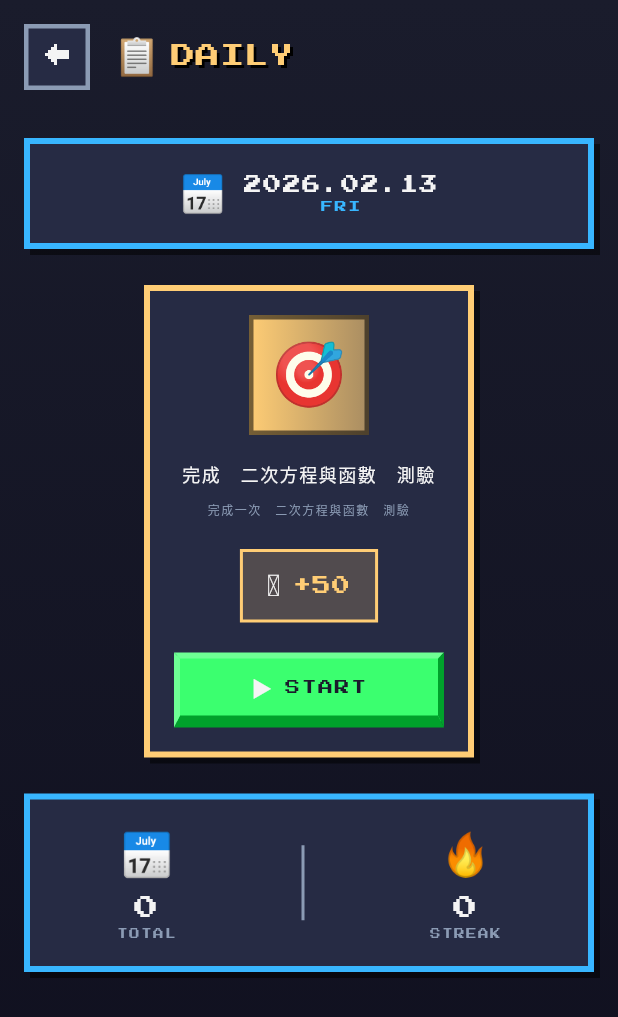
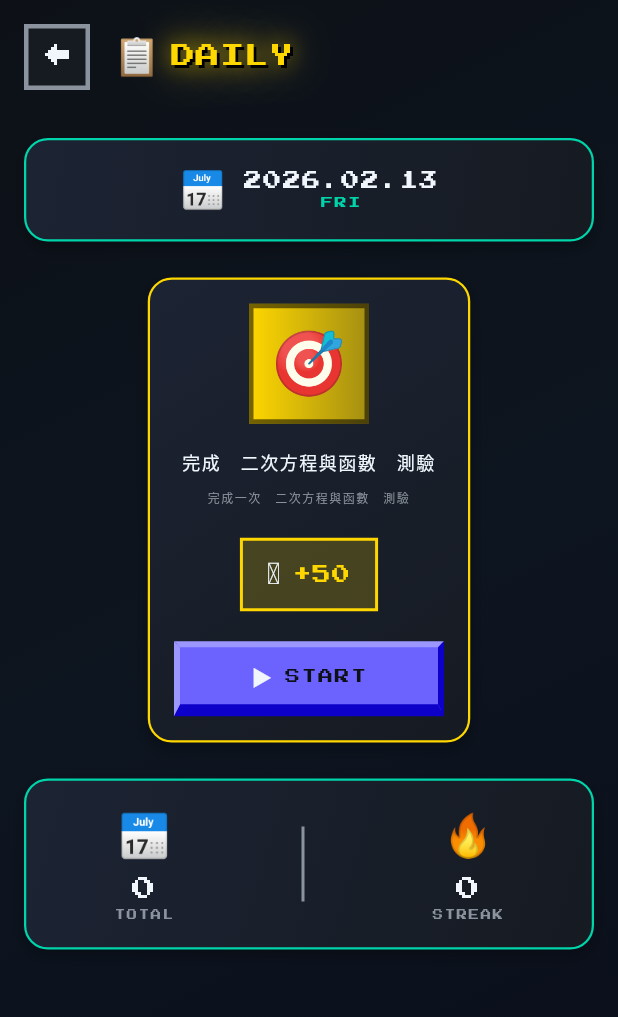
Before and after one commit to pcfat/math-quest, a Flutter app: the DailyMissionScreen screen opened directly, on a phone screen of 412 x 824 dp. Shown: the top 1017 px of the screen. Run offline on Flutter 3.47's test engine with Material 3 defaults, Android fonts, the phone set to English and light mode, and no system bars; our stand-ins replace shared_preferences; accounts and stored records are empty.

Commit message:
Phase 1: Update theme foundation with Codedex colors and decorations
Co-authored-by: pcfat <203784375+pcfat@users.noreply.github.com>

```diff
--- a/lib/main.dart
+++ b/lib/main.dart
@@ -46,8 +46,12 @@ class MathGameApp extends StatelessWidget {
             bodyMedium: TextStyle(color: PixelTheme.textLight),
           ),
           colorScheme: ColorScheme.fromSeed(
-            seedColor: PixelTheme.primary,
+            seedColor: PixelTheme.primary, // 霓虹紫
             brightness: Brightness.dark,
+            primary: PixelTheme.primary,
+            secondary: PixelTheme.secondary,
+            surface: PixelTheme.bgMid,
+            background: PixelTheme.bgDark,
           ),
         ),
         home: const SplashScreen(),
--- a/lib/theme/pixel_theme.dart
+++ b/lib/theme/pixel_theme.dart
@@ -1,33 +1,62 @@
 import 'package:flutter/material.dart';
 
-/// Pixel Art 遊戲主題
+/// Pixel Art 遊戲主題 - 升級為 Codedex 風格
 class PixelTheme {
-  // 復古遊戲色板
-  static const Color bgDark = Color(0xFF1a1c2c);      // 深藍黑背景
-  static const Color bgMid = Color(0xFF262b44);       // 中間背景
-  static const Color bgLight = Color(0xFF3a4466);     // 淺背景
+  // Codedex 色板 - 霓虹色 + 太空黑
+  static const Color bgDark = Color(0xFF0D1117);      // 深太空黑背景
+  static const Color bgMid = Color(0xFF161B22);       // 中間背景 (卡片)
+  static const Color bgLight = Color(0xFF21262D);     // 淺背景
+  static const Color bgCard = Color(0xFF1C2333);      // 專用卡片背景
 
-  static const Color primary = Color(0xFF3bff6f);     // 亮綠 (生命條)
-  static const Color secondary = Color(0xFFffcd75);   // 金黃 (金幣/分數)
-  static const Color accent = Color(0xFF38b6ff);      // 天藍 (特殊)
+  static const Color primary = Color(0xFF6C63FF);     // 霓虹紫 (主色)
+  static const Color secondary = Color(0xFFFFD700);   // 金黃 (金幣/分數)
+  static const Color accent = Color(0xFF00D4AA);      // 青綠 (特殊)
+  static const Color pink = Color(0xFFFF6B9D);        // 粉紅
+  static const Color cyan = Color(0xFF38B6FF);        // 天藍
+  static const Color orange = Color(0xFFFF8C42);      // 橙色
 
-  static const Color textLight = Color(0xFFf4f4f4);   // 白色文字
-  static const Color textDim = Color(0xFF8b9bb4);     // 暗灰文字
+  static const Color textLight = Color(0xFFF0F6FC);   // 白色文字
+  static const Color textDim = Color(0xFF8B949E);     // 暗灰文字
+  static const Color textMuted = Color(0xFF484F58);   // 更暗的文字
 
-  static const Color success = Color(0xFF3bff6f);     // 答對
+  static const Color success = Color(0xFF00D4AA);     // 答對
   static const Color error = Color(0xFFff6b6b);       // 答錯
-  static const Color warning = Color(0xFFffcd75);     // 警告
+  static const Color warning = Color(0xFFFFD700);     // 警告
 
+  // 保留向後兼容的像素色
   static const Color pixel1 = Color(0xFF5fcde4);      // 青色
   static const Color pixel2 = Color(0xFFcbdbfc);      // 淺藍
   static const Color pixel3 = Color(0xFF9badb7);      // 灰藍
   static const Color pixel4 = Color(0xFF847e87);      // 暗灰
 
-  // 漸變背景
+  // Codedex 風格漸變背景
   static const LinearGradient bgGradient = LinearGradient(
-    begin: Alignment.topCenter,
-    end: Alignment.bottomCenter,
-    colors: [bgDark, Color(0xFF0f0f1e)],
+    begin: Alignment.topLeft,
+    end: Alignment.bottomRight,
+    colors: [
+      bgDark,
+      Color(0xFF0D1520),
+      Color(0xFF0A0E1A),
+    ],
+  );
+
+  // 紫色發光漸層
+  static const LinearGradient purpleGlow = LinearGradient(
+    colors: [
+      primary,
+      Color(0xFF8B7FFF),
+      Color(0xFFB4A3FF),
+    ],
+  );
+
+  // 卡片專用漸層
+  static const LinearGradient cardGradient = LinearGradient(
+    begin: Alignment.topLeft,
+    end: Alignment.bottomRight,
+    colors: [
+      bgCard,
+      bgMid,
+    ],
   );
 
   // 題目專用字體 (清晰易讀)
@@ -51,7 +80,134 @@ class PixelTheme {
   // 像素字體
   static const String pixelFont = 'PressStart2P';
 
-  // 像素邊框裝飾
+  // Codedex 風格圓角卡片裝飾
+  static BoxDecoration codedexCard({
+    Color? color,
+    Color? borderColor,
+    double borderRadius = 16,
+    bool withGlow = false,
+  }) {
+    return BoxDecoration(
+      gradient: color != null
+        ? null
+        : LinearGradient(
+            begin: Alignment.topLeft,
+            end: Alignment.bottomRight,
+            colors: [bgCard, bgMid],
+          ),
+      color: color,
+      borderRadius: BorderRadius.circular(borderRadius),
+      border: Border.all(
+        color: borderColor ?? textMuted.withOpacity(0.3),
+        width: 1.5,
+      ),
+      boxShadow: withGlow
+        ? [
+            BoxShadow(
+              color: (borderColor ?? primary).withOpacity(0.3),
+              blurRadius: 16,
+              spreadRadius: 0,
+            ),
+            BoxShadow(
+              color: Colors.black.withOpacity(0.5),
+              blurRadius: 8,
+              offset: const Offset(0, 4),
+            ),
+          ]
+        : [
+            BoxShadow(
+              color: Colors.black.withOpacity(0.3),
+              blurRadius: 8,
+              offset: const Offset(0, 4),
+            ),
+          ],
+    );
+  }
+
+  // 霓虹發光按鈕裝飾
+  static BoxDecoration glowButton({
+    required Color color,
+    double borderRadius = 12,
+  }) {
+    return BoxDecoration(
+      color: color,
+      borderRadius: BorderRadius.circular(borderRadius),
+      boxShadow: [
+        BoxShadow(
+          color: color.withOpacity(0.6),
+          blurRadius: 20,
+          spreadRadius: 0,
+        ),
+        BoxShadow(
+          color: color.withOpacity(0.3),
+          blurRadius: 40,
+          spreadRadius: 5,
+        ),
+        BoxShadow(
+          color: Colors.black.withOpacity(0.3),
+          blurRadius: 8,
+          offset: const Offset(0, 4),
+        ),
+      ],
+    );
+  }
+
+  // Quest 進度卡片裝飾
+  static BoxDecoration questCard({
+    Color accentColor = primary,
+    bool isCompleted = false,
+    bool isLocked = false,
+  }) {
+    return BoxDecoration(
+      gradient: LinearGradient(
+        begin: Alignment.topLeft,
+        end: Alignment.bottomRight,
+        colors: isLocked
+          ? [bgMid.withOpacity(0.5), bgCard.withOpacity(0.5)]
+          : [bgCard, bgMid],
+      ),
+      borderRadius: BorderRadius.circular(16),
+      border: Border.all(
+        color: isCompleted
+          ? success.withOpacity(0.5)
+          : isLocked
+            ? textMuted.withOpacity(0.2)
+            : accentColor.withOpacity(0.3),
+        width: 2,
+      ),
+      boxShadow: [
+        if (!isLocked)
+          BoxShadow(
+            color: accentColor.withOpacity(0.2),
+            blurRadius: 12,
+            spreadRadius: 0,
+          ),
+        BoxShadow(
+          color: Colors.black.withOpacity(0.4),
+          blurRadius: 8,
+          offset: const Offset(0, 4),
+        ),
+      ],
+    );
+  }
+
+  // 現代清晰文字樣式 (用於內文)
+  static TextStyle modernText({
+    double size = 16,
+    Color color = textLight,
+    FontWeight weight = FontWeight.normal,
+    double? height,
+  }) {
+    return TextStyle(
+      fontSize: size,
+      color: color,
+      fontWeight: weight,
+      height: height ?? 1.5,
+      letterSpacing: 0.3,
+    );
+  }
+
+  // 像素邊框裝飾 (向後兼容)
   static BoxDecoration pixelBorder({
     Color color = textLight,
     Color? bgColor,
@@ -107,7 +263,7 @@ class PixelTheme {
     );
   }
 
-  // 標題樣式
+  // 標題樣式 - 帶發光效果
   static TextStyle pixelTitle({double size = 16, Color color = textLight}) {
     return TextStyle(
       fontFamily: pixelFont,
@@ -115,6 +271,16 @@ class PixelTheme {
       color: color,
       height: 1.3,
       shadows: [
+        Shadow(
+          color: color.withOpacity(0.8),
+          offset: const Offset(0, 0),
+          blurRadius: 20,
+        ),
+        Shadow(
+          color: color.withOpacity(0.5),
+          offset: const Offset(0, 0),
+          blurRadius: 40,
+        ),
         Shadow(color: Colors.black, offset: const Offset(2, 2), blurRadius: 0),
       ],
     );
@@ -212,12 +378,13 @@ class _PixelButtonState extends State<PixelButton> {
   }
 }
 
-/// 像素風格卡片
+/// 像素風格卡片 - 更新為圓角 Codedex 風格
 class PixelCard extends StatelessWidget {
   final Widget child;
   final Color borderColor;
   final Color? bgColor;
   final EdgeInsets padding;
+  final bool rounded; // 新增: 是否使用圓角
 
   const PixelCard({
     super.key,
@@ -225,13 +392,19 @@ class PixelCard extends StatelessWidget {
     this.borderColor = PixelTheme.textDim,
     this.bgColor,
     this.padding = const EdgeInsets.all(16),
+    this.rounded = true, // 預設使用圓角
   });
 
   @override
   Widget build(BuildContext context) {
     return Container(
       padding: padding,
-      decoration: BoxDecoration(
+      decoration: rounded
+        ? PixelTheme.codedexCard(
+            color: bgColor,
+            borderColor: borderColor,
+          )
+        : BoxDecoration(
             color: bgColor ?? PixelTheme.bgMid,
             border: Border.all(color: borderColor, width: 4),
             boxShadow: [
```
Also changed, not shown: lib/theme/codedex_widgets.dart (added, +409 -0 lines). Lines whose indentation alone changed are shown as unchanged.
